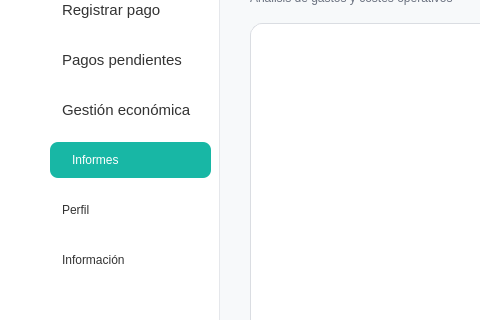
Above: Proyecto/src/vista/Ui/interfaz_contable_informes_de_pagos.ui from smonts01/Ingenieria-del-software before the change; both pictures show x 0 to 480 and y 167 to 487 of the 1200 by 700 pixel window. Below: the same form after it.
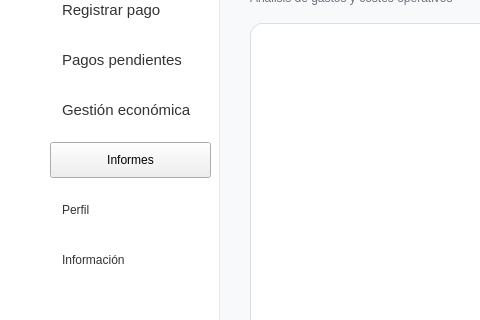
That is the form after the change. Icons and pictures are not drawn.

What changed in the file:
```diff
--- a/Proyecto/src/vista/Ui/interfaz_contable_informes_de_pagos.ui
+++ b/Proyecto/src/vista/Ui/interfaz_contable_informes_de_pagos.ui
@@ -174,7 +174,7 @@
     <property name="frameShape">
      <enum>QFrame::NoFrame</enum>
     </property>
-    <widget class="QPushButton" name="btnInicio">
+    <widget class="QPushButton" name="btnInformes">
      <property name="geometry">
       <rect>
        <x>50</x>
```
Left out of the diff: 23 changed lines with no effect on the pictures.
